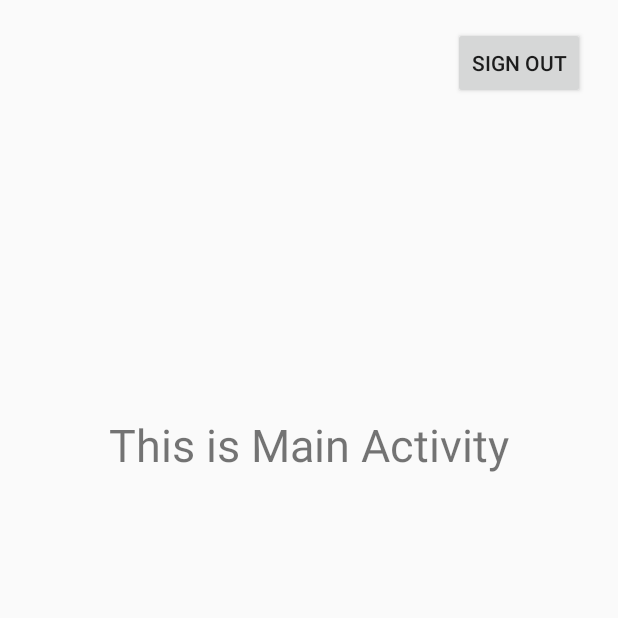
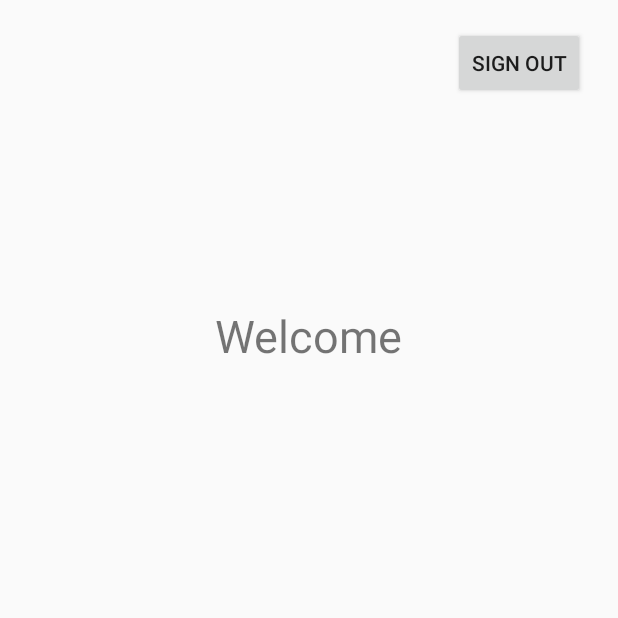
Before and after one commit to snzhr/SE2_Project, an Android app: the StartActivity screen opened directly, with no data from a screen before it, on a phone screen of 412 x 824 dp, the top half of it. Run offline under Robolectric (Android 15) with nearby library versions, the light colour scheme and no system bars; our stand-ins replace Firebase (no records; nobody signed in at launch, a user with empty details on screens opened directly).

Commit message:
Register and Login functions completed

```diff
--- a/app/build.gradle
+++ b/app/build.gradle
@@ -23,10 +23,12 @@ dependencies {
     implementation 'com.android.support:appcompat-v7:26.1.0'
     implementation 'com.android.support.constraint:constraint-layout:1.1.3'
     implementation 'com.google.firebase:firebase-auth:11.0.4'
+    implementation 'com.google.firebase:firebase-database:11.0.4'
     testImplementation 'junit:junit:4.12'
     androidTestImplementation 'com.android.support.test:runner:1.0.2'
     androidTestImplementation 'com.android.support.test.espresso:espresso-core:3.0.2'
 }
 
 
+
 apply plugin: 'com.google.gms.google-services'
--- a/app/src/main/java/kg/edu/iaau/cinema/StartActivity.java
+++ b/app/src/main/java/kg/edu/iaau/cinema/StartActivity.java
@@ -7,48 +7,41 @@ import android.support.v7.app.AppCompatActivity;
 import android.os.Bundle;
 import android.view.View;
 import android.widget.Button;
+import android.widget.TextView;
+import android.widget.Toast;
 
 import com.google.firebase.auth.FirebaseAuth;
 import com.google.firebase.auth.FirebaseUser;
 
 public class StartActivity extends AppCompatActivity {
 
+    String emailHolder;
+    TextView Email;
     Button btnSignOut;
-    FirebaseAuth auth;
-    FirebaseUser user;
-    ProgressDialog PD;
+    FirebaseAuth mAuth;
+    FirebaseAuth.AuthStateListener mAuthListener;
+    FirebaseUser mUser;
 
+    public static final String TAG="LOGIN";
 
     @Override
     protected void onCreate(Bundle savedInstanceState) {
         super.onCreate(savedInstanceState);
         setContentView(R.layout.activity_start);
 
-        auth = FirebaseAuth.getInstance();
-        user = auth.getCurrentUser();
+        Email = findViewById(R.id.hello);
+        btnSignOut = findViewById(R.id.sign_out);
 
-        PD = new ProgressDialog(this);
-        PD.setMessage("Loading...");
-        PD.setCancelable(true);
-        PD.setCanceledOnTouchOutside(false);
+        Intent intent = getIntent();
 
-        btnSignOut = (Button) findViewById(R.id.sign_out);
+        emailHolder = intent.getStringExtra(LoginActivity.userEmail);
 
         btnSignOut.setOnClickListener(new View.OnClickListener() {
             @Override
             public void onClick(View view) {
-                auth.signOut();
-                FirebaseAuth.AuthStateListener authListener = new FirebaseAuth.AuthStateListener() {
-                    @Override
+                finish();
 
-                    public void onAuthStateChanged(@NonNull FirebaseAuth firebaseAuth) {
-                        FirebaseUser user = firebaseAuth.getCurrentUser();
-                        if (user == null) {
-                            startActivity(new Intent(StartActivity.this, LoginActivity.class));
-                            finish();
-                        }
-                    }
-                };
+                Toast.makeText(StartActivity.this, "Signed out successfully", Toast.LENGTH_LONG).show();
             }
         });
 
--- a/app/src/main/res/layout/activity_start.xml
+++ b/app/src/main/res/layout/activity_start.xml
@@ -7,17 +7,17 @@
     tools:context="kg.edu.iaau.cinema.StartActivity">
 
     <TextView
+        android:id="@+id/hello"
         android:layout_width="wrap_content"
         android:layout_height="wrap_content"
         android:layout_below="@+id/sign_out"
-        android:layout_centerHorizontal="true"
-        android:layout_marginTop="210dp"
-        android:text="This is Main Activity"
-        android:textSize="30sp"
-        app:layout_constraintBottom_toBottomOf="parent"
-        app:layout_constraintLeft_toLeftOf="parent"
-        app:layout_constraintRight_toRightOf="parent"
-        app:layout_constraintTop_toTopOf="parent" />
+        android:layout_marginEnd="33dp"
+        android:layout_marginRight="33dp"
+        android:layout_marginTop="137dp"
+        android:layout_toLeftOf="@+id/sign_out"
+        android:layout_toStartOf="@+id/sign_out"
+        android:text="Welcome"
+        android:textSize="30sp" />
 
     <Button
         android:id="@+id/sign_out"
```
Also changed, not shown: app/src/main/java/kg/edu/iaau/cinema/LoginActivity.java (+136 -4 lines), app/src/main/java/kg/edu/iaau/cinema/RegisterActivity.java (+108 -68 lines), 1 other file.
